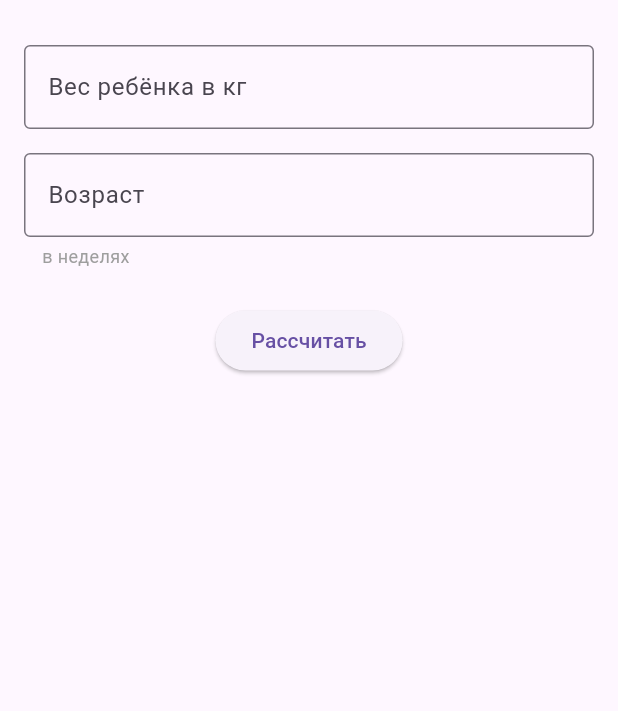
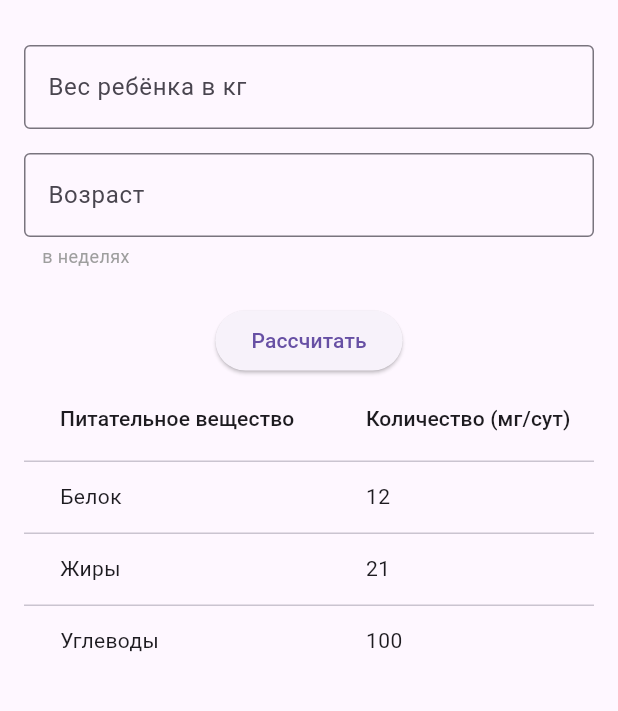
Before and after one commit to abcdefg-min/NutriMAMA, a Flutter app: the screen it shows after launch, after a tap on "Рассчитать", on a phone screen of 412 x 824 dp, the part 63-774 px from its top. Run offline on Flutter 3.47's test engine with Material 3 defaults, Android fonts, the phone set to English and light mode, and no system bars; network calls fail.

Commit message:
простая табличка

```diff
--- a/lib/main.dart
+++ b/lib/main.dart
@@ -19,6 +19,8 @@ class _NutriMAMAScreenState extends State<NutriMAMAScreen> {
   final TextEditingController _weghtController = TextEditingController();
   final TextEditingController _ageController = TextEditingController();
 
+  bool _showTable = false;
+
   @override
   void dispose() {
     _weghtController.dispose();
@@ -39,6 +41,11 @@ class _NutriMAMAScreenState extends State<NutriMAMAScreen> {
        }),
     ).then((response) {
       print('Статус ${response.statusCode}');
+    });
+
+    //табличка
+    setState(() {
+      _showTable = true;
     });
   }
 
@@ -83,6 +90,27 @@ class _NutriMAMAScreenState extends State<NutriMAMAScreen> {
                 child: const Text("Рассчитать"),
               ),
             ),
+            //появление таблички, только если _showTable == true
+            if (_showTable)
+            Expanded(child: DataTable(columns: const [
+              DataColumn(label: Text('Питательное вещество')),
+              DataColumn(label: Text('Количество (мг/сут)')),
+            ],
+            rows: const [
+              DataRow(cells: [
+                DataCell(Text('Белок')),
+                DataCell(Text('12')),
+              ]),
+              DataRow(cells: [
+                DataCell(Text('Жиры')),
+                DataCell(Text('21')),
+              ]),
+              DataRow(cells: [
+                DataCell(Text('Углеводы')),
+                DataCell(Text('100')),
+              ]),
+            ],
+            ))
           ],
         ),
       )
```
